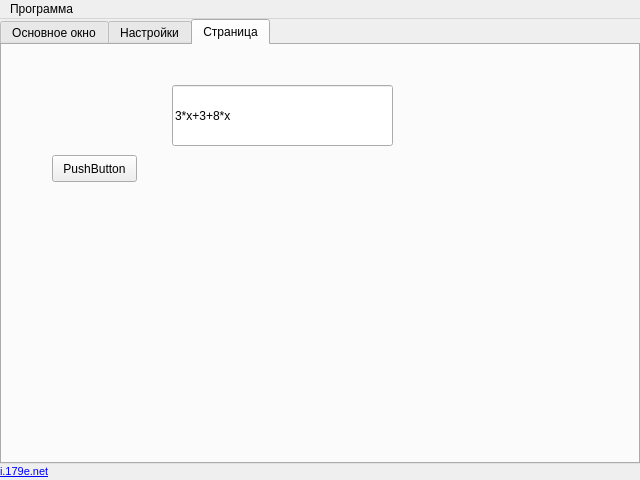
The window that diff.ui (sergeivolodin/Diff) describes before a commit, drawn with Qt 5.
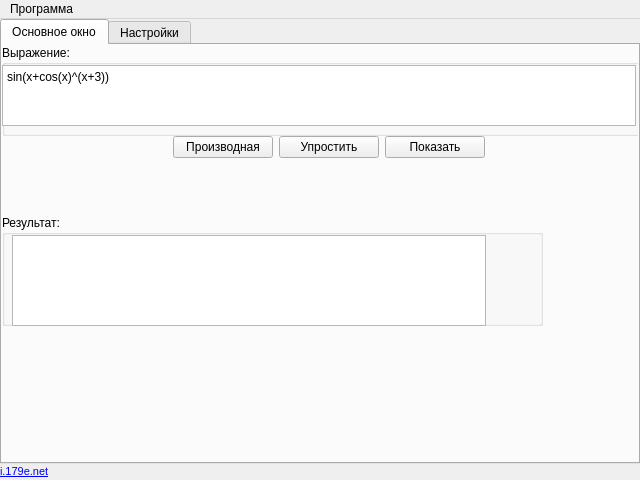
The same window after the commit.

Diff of the .ui file:
```diff
--- a/diff.ui
+++ b/diff.ui
@@ -51,7 +51,7 @@
      </rect>
     </property>
     <property name="currentIndex">
-     <number>2</number>
+     <number>0</number>
     </property>
     <widget class="QWidget" name="tab_main">
      <attribute name="title">
@@ -567,37 +567,6 @@
       </property>
      </widget>
     </widget>
-    <widget class="QWidget" name="tab">
-     <attribute name="title">
-      <string>Страница</string>
-     </attribute>
-     <widget class="QPushButton" name="pushButton">
-      <property name="geometry">
-       <rect>
-        <x>50</x>
-        <y>110</y>
-        <width>85</width>
-        <height>27</height>
-       </rect>
-      </property>
-      <property name="text">
-       <string>PushButton</string>
-      </property>
-     </widget>
-     <widget class="QLineEdit" name="lineEdit">
-      <property name="geometry">
-       <rect>
-        <x>170</x>
-        <y>40</y>
-        <width>221</width>
-        <height>61</height>
-       </rect>
-      </property>
-      <property name="text">
-       <string>3*x+3+8*x</string>
-      </property>
-     </widget>
-    </widget>
    </widget>
    <widget class="QLabel" name="label_2">
     <property name="geometry">
```
